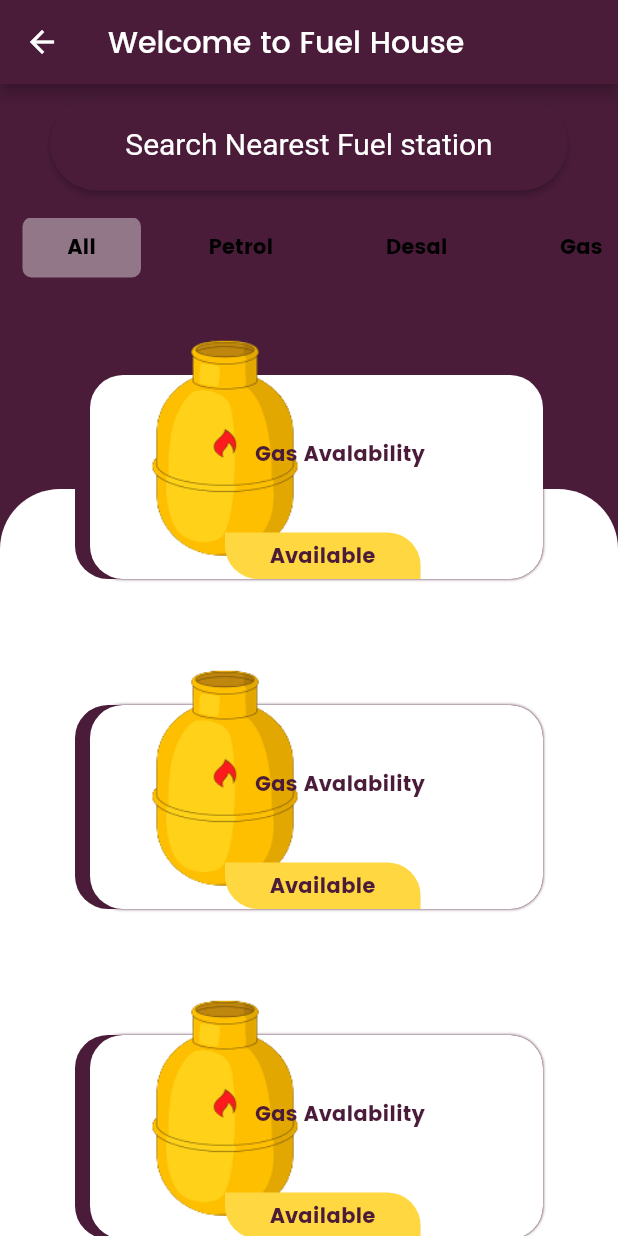
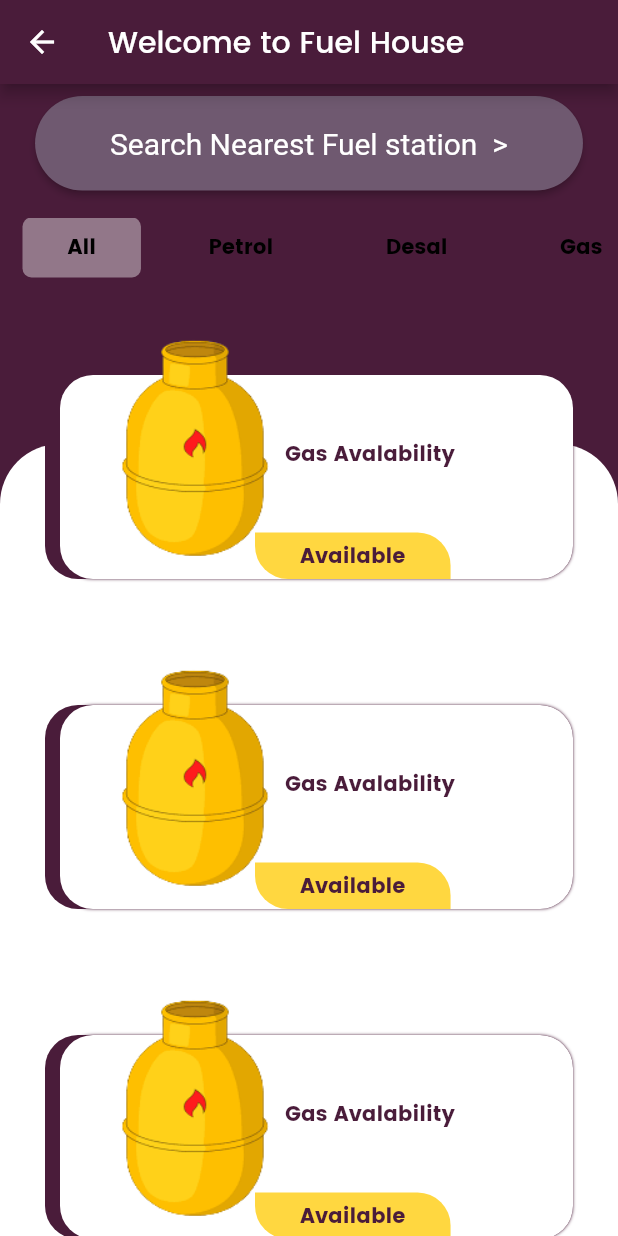
Before and after one commit to Lahiru-Ima/Fuel-App-Front-end, a Flutter app: the Body screen opened by its route, on a phone screen of 412 x 824 dp. Run offline on Flutter 3.47's test engine with Material 2 defaults, Android fonts, the light colour scheme and no system bars; our stand-ins replace quickalert, snippet_coder_utils.

Commit message:
dashboard changes

```diff
--- a/lib/DashBoardPage/Body.dart
+++ b/lib/DashBoardPage/Body.dart
@@ -26,9 +26,9 @@ class Body extends StatelessWidget {
             onPressed: () {
               Navigator.pushNamed(context, '/selectNearestShed');
             },
-            child: Text("Search Nearest Fuel station"),
+            child: Text("Search Nearest Fuel station  >"),
             style: ElevatedButton.styleFrom(
-              backgroundColor: kPrimaryColor,
+              backgroundColor: kSecondaryColor,
               // primary: Colors.purple,
               padding: const EdgeInsets.symmetric(horizontal: 50, vertical: 20),
               textStyle: const TextStyle(
@@ -53,7 +53,7 @@ class Body extends StatelessWidget {
               child: Stack(
             children: [
               Container(
-                margin: const EdgeInsets.only(top: 130),
+                margin: const EdgeInsets.only(top: 100),
                 decoration: const BoxDecoration(
                     color: Colors.white,
                     borderRadius: BorderRadius.only(
@@ -107,7 +107,7 @@ class ProductCard extends StatelessWidget {
     Size size = MediaQuery.of(context).size;
     return Container(
       margin: const EdgeInsets.symmetric(
-        horizontal: 50,
+        horizontal: 30,
         vertical: 30,
       ),
       height: 160,
--- a/lib/screans/selectNearestShed.dart
+++ b/lib/screans/selectNearestShed.dart
@@ -79,6 +79,10 @@ class _SearchNearestShedState extends State<SearchNearestShed> {
   @override
   Widget build(BuildContext context) {
     return Scaffold(
+      appBar: AppBar(
+        title: Text("Seach Nearest Fuel Station"),
+        backgroundColor: kPrimaryColor,
+      ),
       body: Container(
         child: Column(
           mainAxisAlignment: MainAxisAlignment.center,
```
